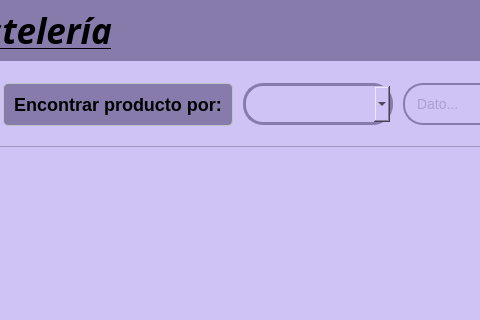
This is app/view/ui/productoView.ui in ErickSanat/POS-PythonQt as Qt 5 draws it before an edit; both pictures show x 323 to 803 and y 0 to 320 of the 1200 by 691 pixel window. The edited form follows.
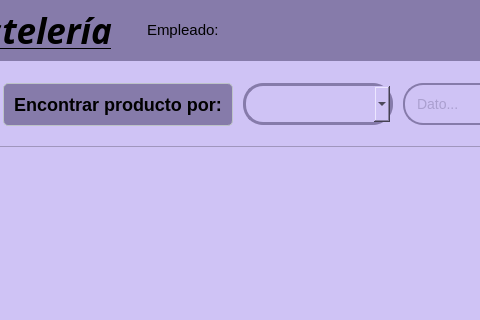
This is the edited form. Icons and pictures are not drawn.

Commit message: update: label de quien esta iniciado

What changed in the file:
```diff
--- a/app/view/ui/productoView.ui
+++ b/app/view/ui/productoView.ui
@@ -822,6 +822,29 @@
       </size>
      </property>
     </widget>
+    <widget class="QLabel" name="labelEmpleado">
+     <property name="geometry">
+      <rect>
+       <x>470</x>
+       <y>0</y>
+       <width>186</width>
+       <height>59</height>
+      </rect>
+     </property>
+     <property name="font">
+      <font>
+       <pointsize>11</pointsize>
+      </font>
+     </property>
+     <property name="styleSheet">
+      <string notr="true">color: #00000;
+font-size: 14px;
+color: rgb(134, 123, 170);</string>
+     </property>
+     <property name="text">
+      <string>Empleado:</string>
+     </property>
+    </widget>
    </widget>
   </widget>
   <widget class="QFrame" name="frameFlotante">
```
Left out of the diff: 6 changed lines with no effect on the pictures. The commit also changes 19 other files.
